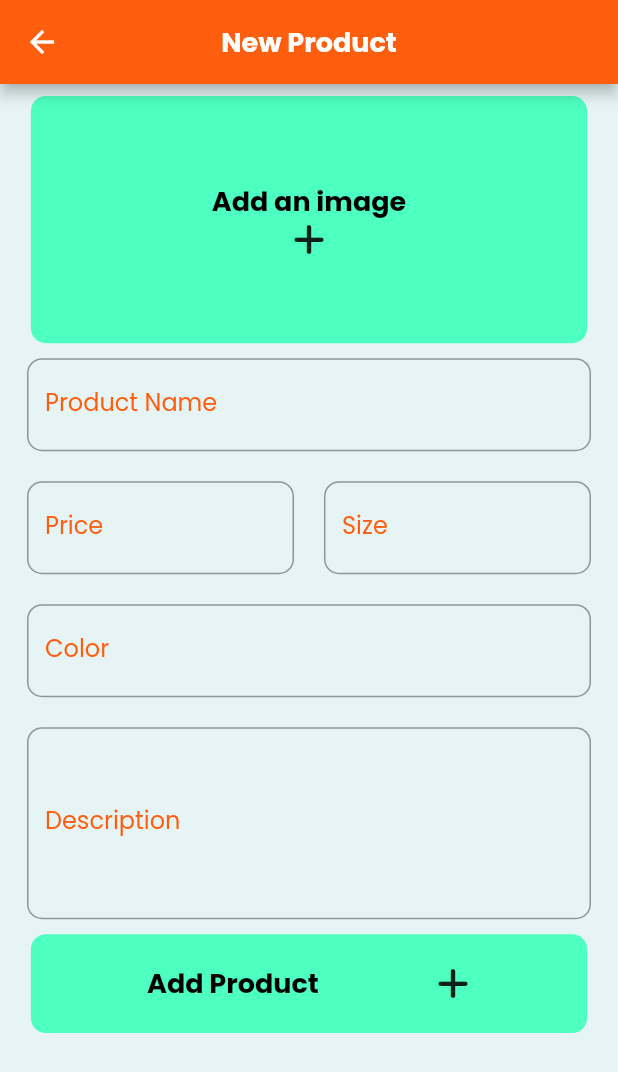
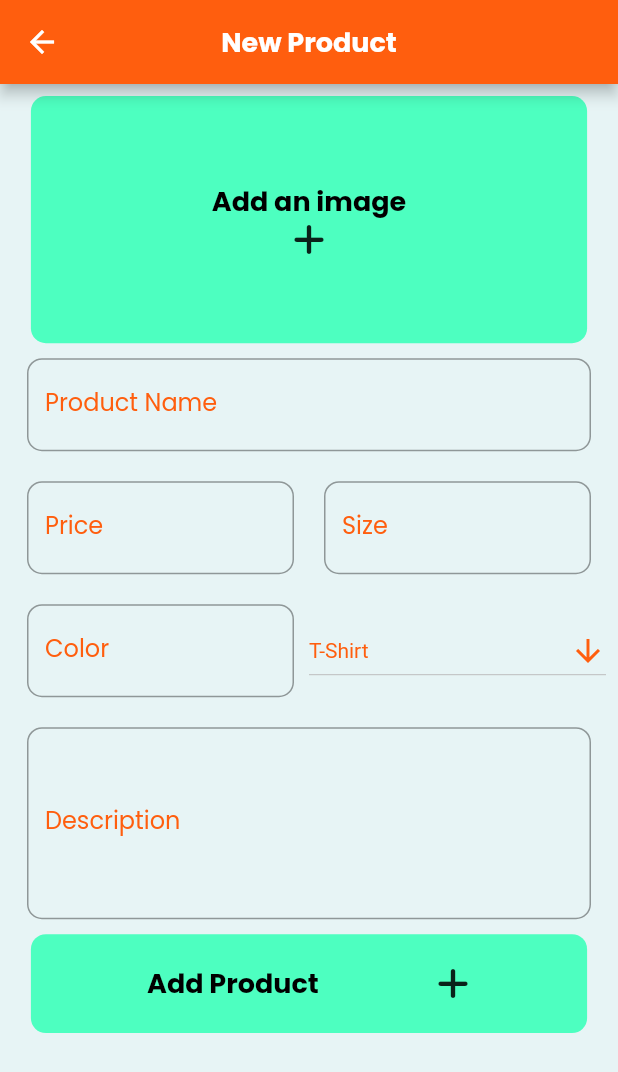
Before and after one commit to roshdology123/Fongi-Admin-Portal, a Flutter app: the ProductsScreen screen opened by its route, after a tap on "Add new product", on a phone screen of 412 x 824 dp. Shown: the top 1072 px of the screen. Run offline on Flutter 3.47's test engine with Material 2 defaults, Android fonts, the phone set to English and light mode, and no system bars; our stand-ins replace carousel_slider, dio, flutter_bloc, font_awesome_flutter, image_picker, sizer; missing offline and left inert: cloudinary; network calls fail; statements that could not run were skipped.

Commit message:
New Product Screen

```diff
--- /dev/null
+++ b/lib/api_service/product_api_service.dart
@@ -0,0 +1,43 @@
+import 'package:dio/dio.dart';
+import 'package:fongi_admin_portal/core/constants.dart';
+import 'package:fongi_admin_portal/models/product.dart';
+
+class APIService{
+  static Dio? dio;
+
+  APIService(){
+    BaseOptions options = BaseOptions(
+      baseUrl: 'http://10.0.2.2:3000/products/',
+      receiveDataWhenStatusError: true,
+      connectTimeout: 20 * 1000,
+      receiveTimeout: 20 *1000,
+    );
+    dio = Dio(options);
+  }
+
+  Future<List<dynamic>> getProducts() async{
+    try {
+      Response response = await dio!.get('');
+      print(response.data.toList());
+      return response.data;
+    } on Exception catch (e) {
+      print(e.toString());
+      return [];
+    }
+  }
+
+  Future<dynamic> addProduct(dynamic product) async{
+    try{
+      Response response = await dio!.post(
+        '/addproduct',
+        data: product,
+
+      );
+      print(response);
+      return response;
+    }catch (e){
+      return print(e);
+    }
+  }
+
+}
--- a/lib/core/constants.dart
+++ b/lib/core/constants.dart
@@ -2,3 +2,4 @@ import 'package:flutter/material.dart';
 
 const Color kMainColor = Color(0xffff5e0e);
 const Color kBackgroundColor = Color(0x70c8e5e9);
+const String baseURL = 'http://192.168.1.9:3000/products/';
--- /dev/null
+++ b/lib/cubit/products_cubit.dart
@@ -0,0 +1,31 @@
+
+import 'package:flutter_bloc/flutter_bloc.dart';
+import 'package:fongi_admin_portal/api_service/product_api_service.dart';
+import 'package:meta/meta.dart';
+
+import '../models/product.dart';
+import '../repository/products_repository.dart';
+
+part 'products_state.dart';
+
+class ProductsCubit extends Cubit<ProductsState> {
+
+  final ProductsRepository productsRepository;
+  late List<Product> products;
+  ProductsCubit(this.productsRepository) : super(ProductsInitial());
+
+  List<Product> getProducts(){
+    productsRepository.getProducts().then((products){
+      emit(ProductsLoaded(products));
+      this.products = products;
+    });
+    return products;
+  }
+
+  Future<void> addProduct(Product product)async {
+      dynamic jsonProduct = product.toJson();
+      await APIService().addProduct(jsonProduct);
+  }
+
+
+}
--- /dev/null
+++ b/lib/cubit/products_state.dart
@@ -0,0 +1,11 @@
+part of 'products_cubit.dart';
+
+@immutable
+abstract class ProductsState {}
+
+class ProductsInitial extends ProductsState {}
+
+class ProductsLoaded extends ProductsState{
+  final List<Product> products;
+  ProductsLoaded(this.products);
+}
--- /dev/null
+++ b/lib/models/product.dart
@@ -0,0 +1,49 @@
+class Product {
+  String? sId;
+  String? title;
+  String? description;
+  int? price;
+  String? size;
+  String? color;
+  String? image;
+  String? category;
+  String? date;
+
+  Product(
+      {this.sId,
+        this.title,
+        this.description,
+        this.price,
+        this.size,
+        this.color,
+        this.image,
+        this.category,
+        this.date,
+      });
+
+  Product.fromJson(Map<String, dynamic> json) {
+    sId = json['_id'];
+    title = json['title'];
+    description = json['description'];
+    price = json['price'];
+    size = json['size'];
+    color = json['color'];
+    image = json['image'];
+    category = json['category'];
+    date = json['date'];
+  }
+
+  Map<String, dynamic> toJson() {
+    final Map<String, dynamic> data = <String, dynamic>{};
+    data['_id'] = sId;
+    data['title'] = title;
+    data['description'] = description;
+    data['price'] = price;
+    data['size'] = size;
+    data['color'] = color;
+    data['image'] = image;
+    data['category'] = category;
+    data['date'] = date;
+    return data;
+  }
+}
--- /dev/null
+++ b/lib/repository/products_repository.dart
@@ -0,0 +1,39 @@
+import 'package:cloudinary/cloudinary.dart';
+import 'package:fongi_admin_portal/api_service/product_api_service.dart';
+import 'package:image_picker/image_picker.dart';
+
+import '../models/product.dart';
+
+class ProductsRepository{
+  final APIService apiService;
+
+  ProductsRepository(this.apiService);
+
+
+  Future<List<Product>> getProducts() async{
+    final products = await apiService.getProducts();
+    return products.map((product) => Product.fromJson(product)).toList();
+  }
+  Future<String> uploadImage(XFile? image) async{
+    final cloudinary = Cloudinary.signedConfig(
+      apiKey: '585771339728211',
+      apiSecret: 'NSsh1Jb8H7tSAv_KNZUfyHdaRJI',
+      cloudName: 'drmviwtea',
+    );
+    final response = await cloudinary.upload(
+        file: image!.path,
+        resourceType: CloudinaryResourceType.image,
+        folder: 'Admin',
+        fileName: image.name + " " + image.path,
+        progressCallback: (count, total) {
+          print(
+              'Uploading image from file with progress: $count/$total');
+        }
+
+    );
+    if(response.isSuccessful) {
+      print('Get your image from with ${response.secureUrl}');
+    }
+    return response.secureUrl.toString();
+}
+}
--- a/lib/screens/new_product.dart
+++ b/lib/screens/new_product.dart
@@ -1,12 +1,18 @@
 import 'package:flutter/material.dart';
+import 'package:flutter_bloc/flutter_bloc.dart';
+import 'package:fongi_admin_portal/api_service/product_api_service.dart';
+import 'package:fongi_admin_portal/models/product.dart';
+import 'package:fongi_admin_portal/repository/products_repository.dart';
 import 'package:fongi_admin_portal/widgets/custom_button.dart';
 import 'package:fongi_admin_portal/widgets/custom_textfield.dart';
 import 'package:font_awesome_flutter/font_awesome_flutter.dart';
+import 'package:image_picker/image_picker.dart';
 import 'package:sizer/sizer.dart';
 
 import '../core/constants.dart';
+import '../cubit/products_cubit.dart';
 
-class NewProduct extends StatelessWidget {
+class NewProduct extends StatefulWidget {
   NewProduct({Key? key}) : super(key: key);
 
   static const String routeName = '/newProduct';
@@ -17,17 +23,32 @@ class NewProduct extends StatelessWidget {
     );
   }
 
+  @override
+  State<NewProduct> createState() => _NewProductState();
+}
+
+class _NewProductState extends State<NewProduct> {
   var formKey = GlobalKey<FormState>();
+
   var nameController = TextEditingController();
+
   var priceController = TextEditingController();
+
   var sizeController = TextEditingController();
+
   var descriptionController = TextEditingController();
+
   var colorController = TextEditingController();
+  ProductsRepository productsRepository = ProductsRepository(APIService());
+Product product = Product();
+  List<String> categories = <String>['T-Shirt', 'Footwear', 'Watches'];
+  String dropdownValue = 'T-Shirt';
   @override
   Widget build(BuildContext context) {
     return Sizer(
       builder: (BuildContext context, Orientation orientation,
           DeviceType deviceType) {
+
         return Scaffold(
           appBar: AppBar(
             centerTitle: true,
@@ -51,14 +72,26 @@ class NewProduct extends StatelessWidget {
                   physics: const BouncingScrollPhysics(),
                   child: Column(
                     children: [
-
                       Container(
                         width: 90.w,
                         height: 20.h,
-                        decoration: BoxDecoration(borderRadius: BorderRadius.circular(10.0),color: Color.fromARGB(255, 77, 255, 192),),
+                        decoration: BoxDecoration(
+                          borderRadius: BorderRadius.circular(10.0),
+                          color: Color.fromARGB(255, 77, 255, 192),
+                        ),
                         child: InkWell(
-                          onTap: () {
-
+                          onTap: () async {
+                            ImagePicker picker = ImagePicker();
+                            final XFile? image = await picker.pickImage(
+                                source: ImageSource.camera);
+                            if (image == null) {
+                              ScaffoldMessenger.of(context).showSnackBar(
+                                  const SnackBar(
+                                      content: Text('No Image Was Selected')));
+                            }else{
+                              String imageURL = await productsRepository.uploadImage(image);
+                              product.image = imageURL;
+                            }
                           },
                           child: Column(
                             crossAxisAlignment: CrossAxisAlignment.center,
@@ -73,7 +106,6 @@ class NewProduct extends StatelessWidget {
                           ),
                         ),
                       ),
-
                       CustomTextField(
                         label: 'Product Name',
                         validate: (value) {
@@ -83,15 +115,14 @@ class NewProduct extends StatelessWidget {
                           return null;
                         },
                         onChange: (value) {
+                          product.title = value;
                           print(value);
                         },
                         controller: nameController,
                       ),
-
-                      Row(
-                        mainAxisSize: MainAxisSize.min,
-                        children: [
-                          Flexible(child: CustomTextField(
+                      Row(mainAxisSize: MainAxisSize.min, children: [
+                        Flexible(
+                          child: CustomTextField(
                             label: 'Price',
                             validate: (value) {
                               if (value == null || value.isEmpty) {
@@ -100,12 +131,14 @@ class NewProduct extends StatelessWidget {
                               return null;
                             },
                             onChange: (value) {
+                              product.price =int.parse(value);
                               print(value);
                             },
                             controller: priceController,
-                          ),),
+                          ),
+                        ),
                         Flexible(
-                            child:  CustomTextField(
+                          child: CustomTextField(
                             label: 'Size',
                             validate: (value) {
                               if (value == null || value.isEmpty) {
@@ -114,15 +147,18 @@ class NewProduct extends StatelessWidget {
                               return null;
                             },
                             onChange: (value) {
+                              product.size = value;
                               print(value);
                             },
                             controller: sizeController,
-                          ),)
-
-                        ]
-
                           ),
-                      CustomTextField(
+                        )
+                      ]),
+                      Row(
+                        mainAxisAlignment: MainAxisAlignment.spaceBetween,
+                        children: [
+                          Flexible(
+                            child: CustomTextField(
                               label: 'Color',
                               validate: (value) {
                                 if (value == null || value.isEmpty) {
@@ -131,9 +167,39 @@ class NewProduct extends StatelessWidget {
                                 return null;
                               },
                               onChange: (value) {
+                                product.color= value;
                                 print(value);
                               },
                               controller: colorController,
+                            ),
+                          ),
+                          Flexible(
+                            child: DropdownButton<String>(
+                              value: dropdownValue,
+                              isExpanded: true,
+                              icon: const Icon(
+                                Icons.arrow_downward,
+                                color: kMainColor,
+                              ),
+                              elevation: 16,
+                              style: const TextStyle(color: kMainColor),
+                              onChanged: (String? value) {
+                                // This is called when the user selects an item.
+                                setState(() {
+                                  dropdownValue = value!;
+                                  product.category = value;
+                                });
+                              },
+                              items: categories.map<DropdownMenuItem<String>>(
+                                  (String value) {
+                                return DropdownMenuItem<String>(
+                                  value: value,
+                                  child: Text(value),
+                                );
+                              }).toList(),
+                            ),
+                          )
+                        ],
                       ),
                       CustomTextField(
                         label: 'Description',
@@ -145,16 +211,18 @@ class NewProduct extends StatelessWidget {
                           return null;
                         },
                         onChange: (value) {
+                          product.description = value;
                           print(value);
                         },
                         controller: descriptionController,
                       ),
-
-                      CustomButton(onTap: (){
-                        if(formKey.currentState!.validate()){
+                      CustomButton(
+                        onTap: () {
+                          if (formKey.currentState!.validate()) {
                             ScaffoldMessenger.of(context).showSnackBar(
                               const SnackBar(content: Text('Uploading Data')),
                             );
+                            BlocProvider.of<ProductsCubit>(context).addProduct(product);
                           }
                         },
                       ),
--- a/lib/screens/products_screen.dart
+++ b/lib/screens/products_screen.dart
@@ -1,11 +1,14 @@
 import 'package:flutter/material.dart';
+import 'package:flutter_bloc/flutter_bloc.dart';
 import 'package:fongi_admin_portal/widgets/product_card.dart';
 import 'package:font_awesome_flutter/font_awesome_flutter.dart';
 import 'package:sizer/sizer.dart';
 
 import '../core/constants.dart';
+import '../cubit/products_cubit.dart';
+import '../models/product.dart';
 
-class ProductsScreen extends StatelessWidget {
+class ProductsScreen extends StatefulWidget {
   const ProductsScreen({Key? key}) : super(key: key);
 
   static const String routeName = '/products';
@@ -14,6 +17,19 @@ class ProductsScreen extends StatelessWidget {
       settings: const RouteSettings(name: routeName),
       builder: (_) => const ProductsScreen(),
     );
+  }
+
+  @override
+  State<ProductsScreen> createState() => _ProductsScreenState();
+}
+
+class _ProductsScreenState extends State<ProductsScreen> {
+  late List<Product> products;
+
+  @override
+  void initState() {
+    products = BlocProvider.of<ProductsCubit>(context).getProducts();
+    super.initState();
   }
 
   @override
@@ -59,38 +75,21 @@ class ProductsScreen extends StatelessWidget {
                       ),
                     ),
                   ),
-                  const ProductCard(
-                      title: 'Lorem ipsum',
-                      description: 'Lorem ipsum dolor sit amet',
-                      imgPath: 'assets/images/NikeAirForce.webp'),
-                  const ProductCard(
-                      title: 'Lorem ipsum',
-                      description: 'Lorem ipsum dolor sit amet',
-                      imgPath: 'assets/images/NikeAirForce.webp'),
-                  const ProductCard(
-                      title: 'Lorem ipsum',
-                      description: 'Lorem ipsum dolor sit amet',
-                      imgPath: 'assets/images/NikeAirForce.webp'),
-                  const ProductCard(
-                      title: 'Lorem ipsum',
-                      description: 'Lorem ipsum dolor sit amet',
-                      imgPath: 'assets/images/NikeAirForce.webp'),
-                  const ProductCard(
-                      title: 'Lorem ipsum',
-                      description: 'Lorem ipsum dolor sit amet',
-                      imgPath: 'assets/images/NikeAirForce.webp'),
-                  const ProductCard(
-                      title: 'Lorem ipsum',
-                      description: 'Lorem ipsum dolor sit amet',
-                      imgPath: 'assets/images/NikeAirForce.webp'),
-                  const ProductCard(
-                      title: 'Lorem ipsum',
-                      description: 'Lorem ipsum dolor sit amet',
-                      imgPath: 'assets/images/NikeAirForce.webp'),
-                  const ProductCard(
-                      title: 'Lorem ipsum',
-                      description: 'Lorem ipsum dolor sit amet',
-                      imgPath: 'assets/images/NikeAirForce.webp'),
+                  BlocBuilder<ProductsCubit, ProductsState>(
+                    builder: (context, state) {
+                      if(state is ProductsInitial){
+                        return const CircularProgressIndicator();
+                      }
+                      if(state is ProductsLoaded){
+                        return ProductCard(
+                          products: products,
+                        );
+                      }else{
+                        return const Text('Something went wrong');
+                      }
+
+                    },
+                  ),
                 ],
               ),
             ),
--- a/lib/widgets/product_card.dart
+++ b/lib/widgets/product_card.dart
@@ -1,4 +1,5 @@
 import 'package:flutter/material.dart';
+import 'package:fongi_admin_portal/models/product.dart';
 import 'package:fongi_admin_portal/widgets/section_title.dart';
 import 'package:font_awesome_flutter/font_awesome_flutter.dart';
 import 'package:sizer/sizer.dart';
@@ -6,32 +7,33 @@ import 'package:sizer/sizer.dart';
 class ProductCard extends StatelessWidget {
   const ProductCard({
     Key? key,
-    this.title,
-    this.description,
-    this.imgPath,
+    required this.products
   }) : super(key: key);
 
-  final String? title;
-  final String? description;
-  final String? imgPath;
+  final List<Product> products;
 
   @override
   Widget build(BuildContext context) {
     return Padding(
       padding: const EdgeInsets.all(8.0),
-      child: Card(
+      child: ListView.builder(
+        physics: NeverScrollableScrollPhysics(),
+        shrinkWrap: true,
+        itemCount: products.length,
+        itemBuilder: (BuildContext context, int index) {
+          return Card(
             child: Row(
               children: [
-            Image.asset(
-              //'assets/images/NikeAirForce.webp',
-              imgPath!,
+                Image.network(
+                  products[index].image!,
                   height: 15.h,
+                  width: 30.w,
                 ),
                 Column(
                   crossAxisAlignment: CrossAxisAlignment.start,
                   children: [
                     SectionTitle(
-                  title: title,
+                      title:  products[index].title,
                     ),
                     SizedBox(
                       height: 2.h,
@@ -39,7 +41,7 @@ class ProductCard extends StatelessWidget {
                     Padding(
                       padding: EdgeInsets.symmetric(horizontal: 3.w),
                       child: Text(
-                    description!,
+                        products[index].description!,
                         style: Theme.of(context).textTheme.headline6,
                       ),
                     ),
@@ -58,6 +60,8 @@ class ProductCard extends StatelessWidget {
                 ),
               ],
             ),
+          );
+        },
       ),
     );
   }
--- a/pubspec.yaml
+++ b/pubspec.yaml
@@ -18,6 +18,11 @@ dependencies:
   sizer: ^2.0.15
   font_awesome_flutter: ^10.2.1
   carousel_slider: ^4.1.1
+  dio: ^4.0.6
+  bloc: ^8.1.0
+  flutter_bloc: ^8.1.1
+  cloudinary: ^1.0.3
+  image_picker: ^0.8.6
 
 dev_dependencies:
   flutter_test:
```
Also changed, not shown: lib/main.dart (+10 -1 lines), lib/screens/home_screen.dart (+20 -3 lines), pubspec.lock, 1 other file. Lines whose indentation alone changed are shown as unchanged.
